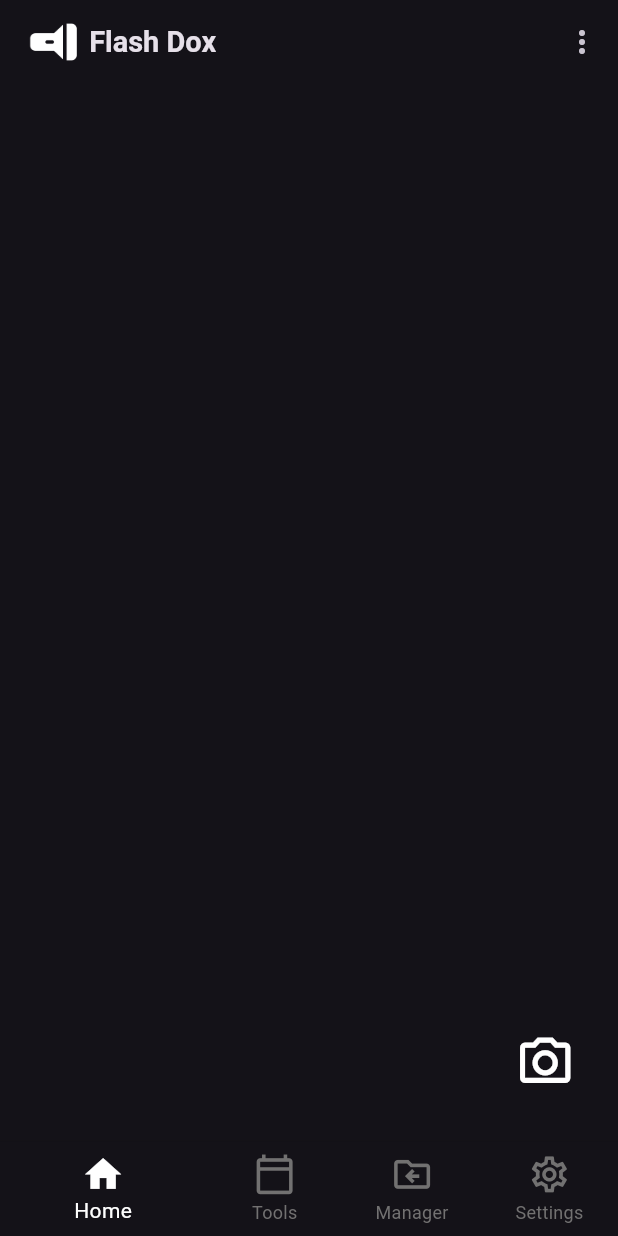
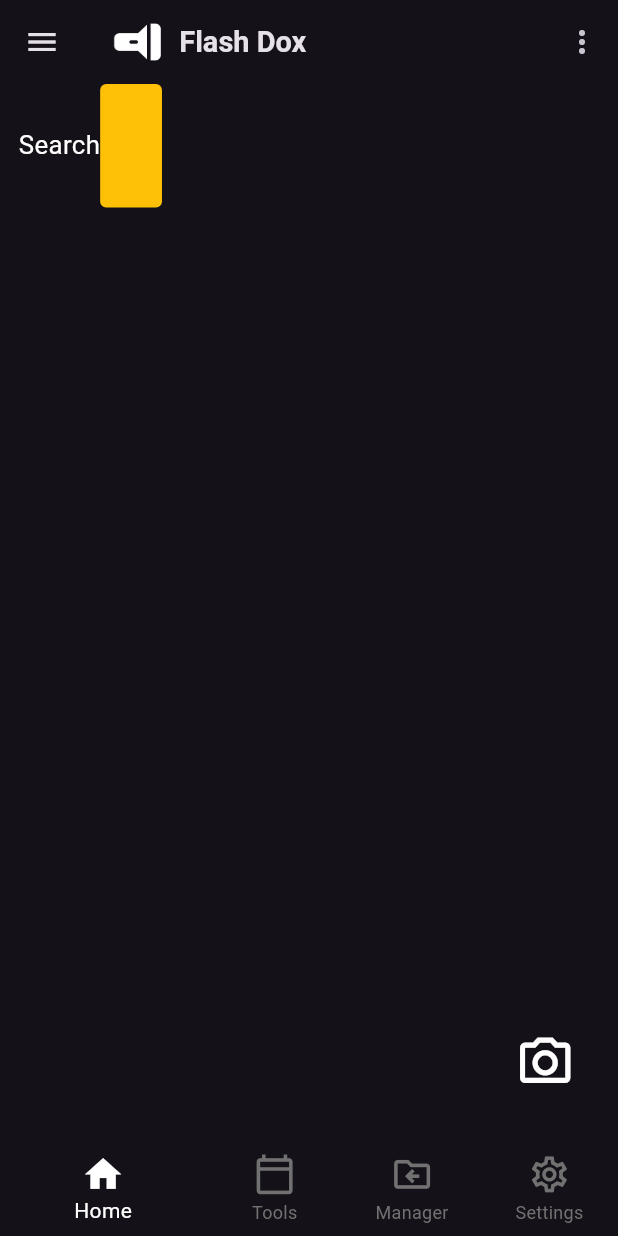
Before and after one commit to Samidavcraft/Flash_Dox, a Flutter app: the screen it shows after launch, on a phone screen of 412 x 824 dp. Run offline on Flutter 3.47's test engine with Material 3 defaults, Android fonts, the phone set to English and light mode, and no system bars; our stand-ins replace flutter_screenutil, google_fonts, responsive_sizer.

Commit message:
sami
some changes

```diff
--- a/lib/screens/homepage.dart
+++ b/lib/screens/homepage.dart
@@ -24,7 +24,7 @@ class _HomepageState extends State<Homepage> {
               width: appBar.appBarIconSize(),
               height: appBar.appBarIconSize(),
             ),
-
+            SizedBox(width: 1.w),
             Text(
               "Flash Dox",
               style: TextStyle(
@@ -51,6 +51,79 @@ class _HomepageState extends State<Homepage> {
         },
         icon: Icon(Icons.camera_alt_outlined, size: 26.sp),
       ),
+      drawer: Drawer(
+        child: Column(
+          children: [
+            DrawerHeader(
+              child: Column(
+                mainAxisAlignment: MainAxisAlignment.center,
+                children: [
+                  Row(
+                    mainAxisAlignment: MainAxisAlignment.center,
+
+                    children: [
+                      Image.asset(
+                        'assets/flash_icon.png',
+                        width: appBar.appBarIconSize(),
+                        height: appBar.appBarIconSize(),
+                      ),
+
+                      Text(
+                        "Flash Dox",
+                        style: TextStyle(
+                          fontWeight: FontWeight.bold,
+                          fontSize: appBar.appBarTextSize(),
+                        ),
+                      ),
+                    ],
+                  ),
+
+                  Row(
+                    mainAxisAlignment: MainAxisAlignment.center,
+
+                    children: [
+                      Text(
+                        "Manager & Viewer",
+                        style: TextStyle(
+                          fontWeight: FontWeight.bold,
+                          fontSize: appBar.settingsTitleSize(),
+                        ),
+                      ),
+                    ],
+                  ),
+                ],
+              ),
+            ),
+          ],
+        ),
+      ),
+      body: SizedBox(
+        width: double.infinity,
+        height: 100.h,
+        child: Column(
+          children: [
+            Padding(
+              padding: EdgeInsets.only(left: 3.w, right: 3.w),
+              child: Row(
+                children: [
+                  Text(
+                    "Search",
+                    style: TextStyle(fontSize: 17.sp, color: Colors.white),
+                  ),
+                  Container(
+                    width: 10.w,
+                    height: 10.h,
+                    decoration: BoxDecoration(
+                      borderRadius: BorderRadius.circular(4),
+                      color: Colors.amber,
+                    ),
+                  ),
+                ],
+              ),
+            ),
+          ],
+        ),
+      ),
     );
   }
 }
--- a/lib/screens/managerpage.dart
+++ b/lib/screens/managerpage.dart
@@ -1,5 +1,6 @@
 import 'package:all_example/themes/textsize.dart';
 import 'package:flutter/material.dart';
+import 'package:responsive_sizer/responsive_sizer.dart';
 
 class Managerpage extends StatefulWidget {
   const Managerpage({super.key});
@@ -30,6 +31,7 @@ class _ManagerpageState extends State<Managerpage> {
                 width: appsizer.appBarIconSize(),
                 height: appsizer.appBarIconSize(),
               ),
+              SizedBox(width: 1.w),
               Text(
                 "Manager",
                 style: TextStyle(
--- a/lib/screens/settingspage.dart
+++ b/lib/screens/settingspage.dart
@@ -25,9 +25,9 @@ class _SettingspageState extends State<Settingspage> {
               width: appsizer.appBarIconSize(),
               height: appsizer.appBarIconSize(),
             ),
-
+            SizedBox(width: 1.w),
             Text(
-              "Converter",
+              "Settings",
               style: TextStyle(
                 fontWeight: FontWeight.bold,
                 fontSize: appsizer.appBarTextSize(),
--- a/lib/screens/toolspage.dart
+++ b/lib/screens/toolspage.dart
@@ -32,7 +32,7 @@ class _ToolspageState extends State<Toolspage> {
               width: appsizer.appBarIconSize(),
               height: appsizer.appBarIconSize(),
             ),
-
+            SizedBox(width: 1.w),
             Text(
               "Converter",
               style: TextStyle(
```
